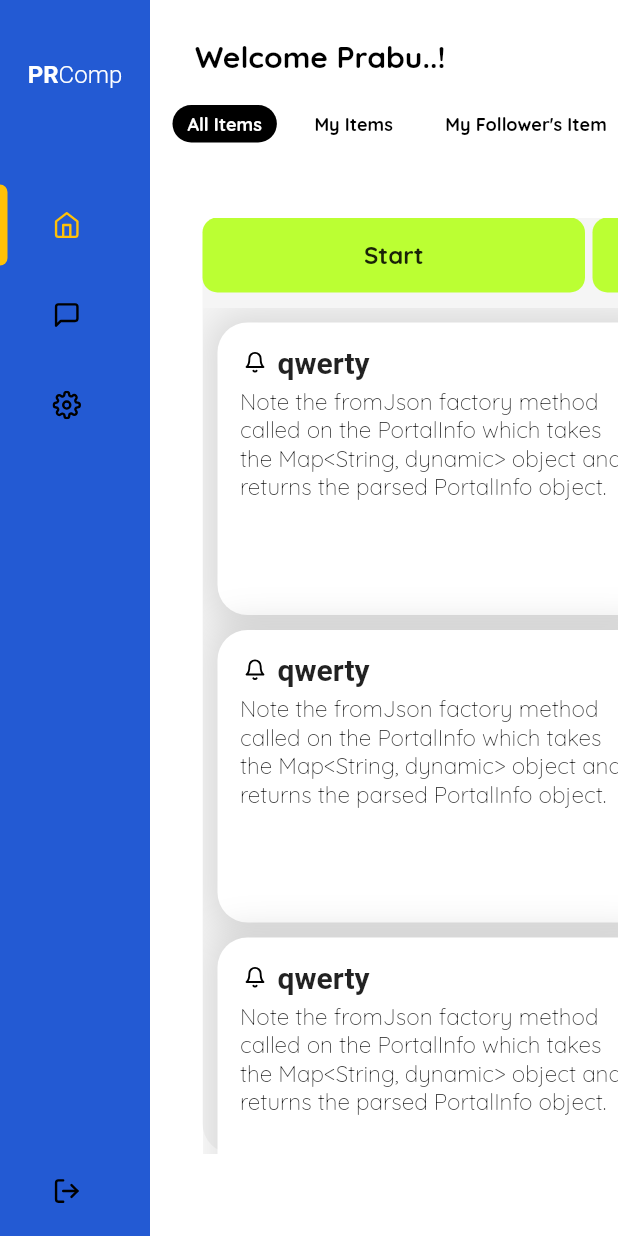
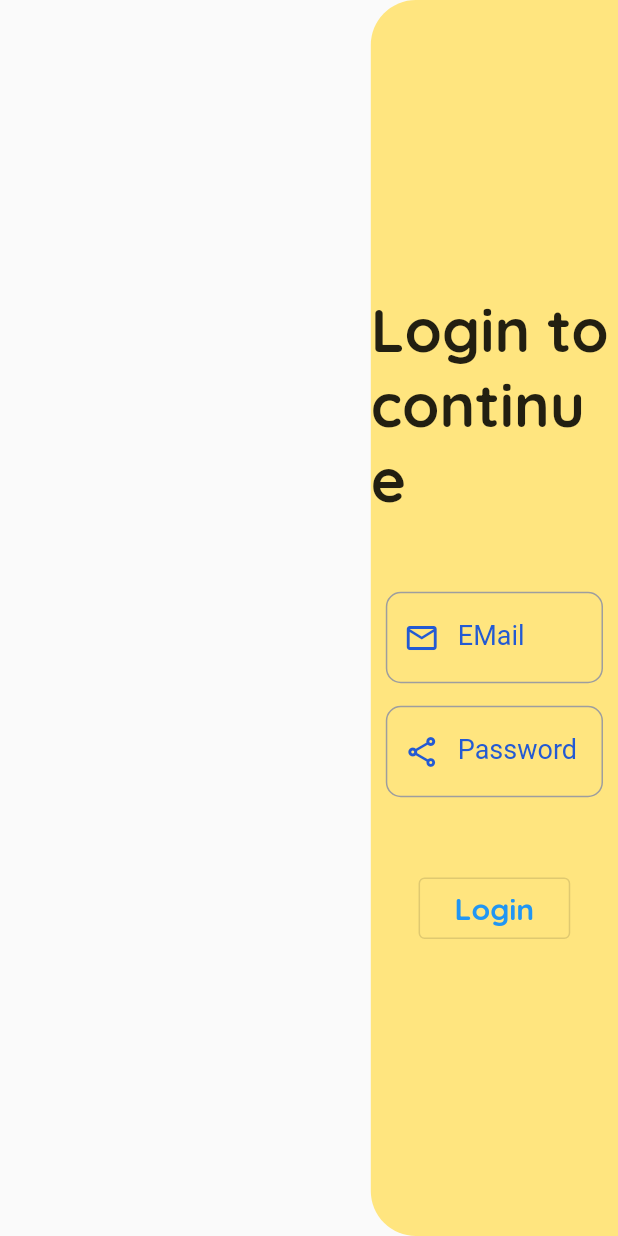
Before and after one commit to praburocking/flutterWebTraining, a Flutter app: the screen it shows after launch, on a phone screen of 412 x 824 dp. Run offline on Flutter 3.47's test engine with Material 2 defaults, Android fonts, the phone set to English and light mode, and no system bars; our stand-ins replace flutter_vector_icons, google_fonts, url_strategy; Roboto replaces fonts that are missing (Montserrat).

Commit message:
login page added

```diff
--- a/lib/Dashboard.dart
+++ b/lib/Dashboard.dart
@@ -28,9 +28,18 @@ class _DashBoardState extends State<DashBoard> {
     return Positioned(
         left: 100,
         child: Container(
+          color: Color(0xff235ad3),
           width: MediaQuery.of(context).size.width * 63,
           height: MediaQuery.of(context).size.height,
+          padding: EdgeInsets.zero,
+          child: Container(
+            width: MediaQuery.of(context).size.width * 63,
+            height: MediaQuery.of(context).size.height,
+            decoration: BoxDecoration(
                 color: Colors.white,
+                borderRadius: BorderRadius.only(
+                    topLeft: Radius.circular(30),
+                    bottomLeft: Radius.circular(30))),
             child: Column(
               crossAxisAlignment: CrossAxisAlignment.start,
               children: [
@@ -52,6 +61,7 @@ class _DashBoardState extends State<DashBoard> {
                 CardsScreen()
               ],
             ),
+          ),
         ));
   }
 }
--- a/lib/main.dart
+++ b/lib/main.dart
@@ -1,6 +1,7 @@
 import 'package:flutter/material.dart';
 import 'package:myapp/Dashboard.dart';
 import 'package:myapp/NavBar.dart';
+import 'package:myapp/welcome/welcome.dart';
 import 'package:url_strategy/url_strategy.dart';
 
 void main() {
@@ -8,8 +9,13 @@ void main() {
   runApp(MaterialApp(home: MyApp()));
 }
 
-class MyApp extends StatelessWidget {
-  // This widget is the root of your application.
+class MyApp extends StatefulWidget {
+  @override
+  _MyAppState createState() => _MyAppState();
+}
+
+class _MyAppState extends State<MyApp> {
+  bool isLoggedIn = false;
   @override
   Widget build(BuildContext context) {
     return Scaffold(
@@ -17,153 +23,19 @@ class MyApp extends StatelessWidget {
         height: MediaQuery.of(context).size.height,
         width: MediaQuery.of(context).size.width,
         child: Stack(
-          children: [NavBar(), DashBoard()],
+          children: isLoggedIn
+              ? [NavBar(), DashBoard()]
+              : [
+                  WelcomePage(
+                    loginAction: () {
+                      setState(() {
+                        isLoggedIn = true;
+                      });
+                    },
+                  )
+                ],
         ),
       ),
     );
   }
 }
-
-// class MyHomePage extends StatefulWidget {
-//   MyHomePage({Key key, this.title}) : super(key: key);
-
-//   final String title;
-
-//   @override
-//   _MyHomePageStatew createState() => _MyHomePageStatew();
-// }
-
-// class _MyHomePageStatew extends State<MyHomePage> {
-//   int _counter = 40;
-
-//   void _incrementCounter() {
-//     _counter--;
-//     setState(() {
-//       // This call to setState tells the Flutter framework that something has
-//       // changed in this State, which causes it to rerun the build method below
-//       // so that the display can reflect the updated values. If we changed
-//       // _counter without calling setState(), then the build method would not be
-//       // called again, and so nothing would appear to happen.
-//     });
-//   }
-
-//   @override
-//   Widget build(BuildContext context) {
-//     // This method is rerun every time setState is called, for instance as done
-//     // by the _incrementCounter method above.
-//     //
-//     // The Flutter framework has been optimized to make rerunning build methods
-//     // fast, so that you can just rebuild anything that needs updating rather
-//     // than having to individually change instances of widgets.
-//     return Scaffold(
-//       appBar: AppBar(
-//         // Here we take the value from the MyHomePage object that was created by
-//         // the App.build method, and use it to set our appbar title.
-//         title: Text(widget.title),
-//       ),
-//       body: Center(
-//         // Center is a layout widget. It takes a single child and positions it
-//         // in the middle of the parent.
-//         child: Column(
-//           // Column is also a layout widget. It takes a list of children and
-//           // arranges them vertically. By default, it sizes itself to fit its
-//           // children horizontally, and tries to be as tall as its parent.
-//           //
-//           // Invoke "debug painting" (press "p" in the console, choose the
-//           // "Toggle Debug Paint" action from the Flutter Inspector in Android
-//           // Studio, or the "Toggle Debug Paint" command in Visual Studio Code)
-//           // to see the wireframe for each widget.
-//           //
-//           // Column has various properties to control how it sizes itself and
-//           // how it positions its children. Here we use mainAxisAlignment to
-//           // center the children vertically; the main axis here is the vertical
-//           // axis because Columns are vertical (the cross axis would be
-//           // horizontal).
-//           mainAxisAlignment: MainAxisAlignment.center,
-//           children: <Widget>[
-//             Text(
-//               'You have pushed the button this many times:',
-//             ),
-//             Text(
-//               '$_counter',
-//               style: Theme.of(context).textTheme.headline4,
-//             ),
-//           ],
-//         ),
-//       ),
-//       floatingActionButton: FloatingActionButton(
-//         onPressed: _incrementCounter,
-//         tooltip: 'Increment',
-//         child: Icon(Icons.add),
-//       ), // This trailing comma makes auto-formatting nicer for build methods.
-//     );
-//   }
-// }
-
-// class NewWidget extends StatefulWidget {
-//   final String name;
-//   NewWidget({Key key, this.name}) : super(key: key);
-
-//   @override
-//   _NewWidget createState() => _NewWidget();
-// }
-
-// class _NewWidget extends State<NewWidget> {
-//   @override
-//   Widget build(BuildContext build) {
-//     return (Scaffold(
-//         body: Container(
-//             child: Column(
-//       mainAxisAlignment: MainAxisAlignment.start,
-//       crossAxisAlignment: CrossAxisAlignment.start,
-//       children: [
-//         Container(
-//           width: MediaQuery.of(context).size.width,
-//           height: 70,
-//           color: Color(0xffffcf2c),
-//           child: Row(
-//             mainAxisAlignment: MainAxisAlignment.spaceBetween,
-//             children: [
-//               Icon(Icons.apartment_sharp),
-//               Text("Rocking AppartMent", style: TextStyle(fontSize: 30)),
-//               IconButton(
-//                   icon: Icon(Icons.supervised_user_circle_rounded),
-//                   onPressed: null)
-//             ],
-//           ),
-//         ),
-//         Container(
-//           width: 75,
-//           height: MediaQuery.of(context).size.height - 70,
-//           color: Color(0xff93c73e),
-//           // decoration: BoxDecoration(
-//           //     borderRadius: BorderRadius.only(
-//           //         topRight: Radius.circular(30),
-//           //         bottomRight: Radius.circular(30))),
-//           child: Column(
-//             children: [
-//               Container(
-//                   padding: EdgeInsets.only(top: 25, bottom: 25),
-//                   child: IconButton(
-//                       icon: Icon(Icons.analytics_sharp, size: 50),
-//                       onPressed: null)),
-//               Container(
-//                   padding: EdgeInsets.only(top: 25, bottom: 25),
-//                   child: IconButton(
-//                       icon: Icon(Icons.business_center, size: 50),
-//                       onPressed: null)),
-//               Container(
-//                   padding: EdgeInsets.only(top: 25, bottom: 25),
-//                   child: IconButton(
-//                       icon: Icon(Icons.library_books, size: 50),
-//                       onPressed: null)),
-//             ],
-//             mainAxisAlignment: MainAxisAlignment.start,
-//             crossAxisAlignment: CrossAxisAlignment.start,
-//           ),
-//         ),
-//         Container(color: Color(49))
-//       ],
-//     ))));
-//   }
-// }
--- /dev/null
+++ b/lib/utilWidgets/textForm.dart
@@ -0,0 +1,64 @@
+import 'package:flutter/cupertino.dart';
+import 'package:flutter/material.dart';
+
+class TextForm extends StatefulWidget {
+  final Function validator;
+  final String label;
+  final Icon icon;
+  final Color color;
+  final String type;
+  TextForm({this.validator, this.label, this.icon, this.color, this.type});
+
+  @override
+  _TextFormState createState() => _TextFormState();
+  TextEditingController emailController = TextEditingController();
+  TextFormField emailField = TextFormField();
+}
+
+class _TextFormState extends State<TextForm> {
+  @override
+  void dispose() {
+    // Clean up the controller when the widget is disposed.
+    widget.emailController.dispose();
+    super.dispose();
+  }
+
+  @override
+  Widget build(BuildContext context) {
+    TextStyle style = TextStyle(
+        fontFamily: 'Montserrat', fontSize: 18.0, color: widget.color);
+    widget.emailField = TextFormField(
+      obscureText: (widget.type == "password") ? true : false,
+      style: style,
+      controller: widget.emailController,
+      validator: (value) {
+        widget.validator(value);
+      },
+      keyboardType: TextInputType.emailAddress,
+      decoration: InputDecoration(
+        labelText: widget.label,
+        labelStyle: TextStyle(color: widget.color),
+        enabledBorder: OutlineInputBorder(
+          borderRadius: BorderRadius.all(Radius.circular(10.0)),
+          borderSide: BorderSide(color: Colors.grey),
+        ),
+        focusedBorder: OutlineInputBorder(
+          borderRadius: BorderRadius.all(Radius.circular(10.0)),
+          borderSide: BorderSide(color: Colors.blue),
+        ),
+        errorBorder: OutlineInputBorder(
+          borderRadius: BorderRadius.all(Radius.circular(10.0)),
+          borderSide: BorderSide(color: Colors.redAccent),
+        ),
+        focusedErrorBorder: OutlineInputBorder(
+          borderRadius: BorderRadius.all(Radius.circular(10.0)),
+          borderSide: BorderSide(color: Colors.redAccent),
+        ),
+        prefixIcon: widget.icon,
+      ),
+    );
+    return Container(
+      child: widget.emailField,
+    );
+  }
+}
--- /dev/null
+++ b/lib/welcome/login.dart
@@ -0,0 +1,90 @@
+import 'package:flutter/material.dart';
+import 'package:google_fonts/google_fonts.dart';
+import 'package:myapp/utilWidgets/textForm.dart';
+
+class Login extends StatefulWidget {
+  final Function loginAction;
+  Login({this.loginAction});
+  @override
+  _LoginState createState() => _LoginState();
+}
+
+class _LoginState extends State<Login> {
+  bool isOpen = true;
+  @override
+  Widget build(BuildContext context) {
+    return Positioned(
+      left: isOpen
+          ? MediaQuery.of(context).size.width * 0.60
+          : MediaQuery.of(context).size.width - 200,
+      width: isOpen ? MediaQuery.of(context).size.width * 0.40 : 200,
+      height: MediaQuery.of(context).size.height,
+      child: AnimatedContainer(
+        duration: Duration(milliseconds: 500),
+        height: MediaQuery.of(context).size.height,
+        width: isOpen ? MediaQuery.of(context).size.width * 0.40 : 200,
+        alignment: Alignment.center,
+        decoration: BoxDecoration(
+            color: Colors.amberAccent[100],
+            borderRadius: BorderRadius.only(
+                topLeft: Radius.circular(30), bottomLeft: Radius.circular(30))),
+        child: Column(
+          mainAxisAlignment: MainAxisAlignment.center,
+          crossAxisAlignment: CrossAxisAlignment.center,
+          children: [
+            Text("Login to continue",
+                style: GoogleFonts.quicksand(
+                    fontWeight: FontWeight.bold, fontSize: 40)),
+            SizedBox(
+              height: 40,
+            ),
+            Container(
+              padding: EdgeInsets.all(10),
+              width: 500,
+              child: Column(
+                children: [
+                  TextForm(
+                    label: 'EMail',
+                    validator: () {},
+                    icon: Icon(
+                      Icons.email_outlined,
+                      color: Color(0xff235ad3),
+                    ),
+                    color: Color(0xff235ad3),
+                  ),
+                  SizedBox(
+                    height: 15,
+                  ),
+                  TextForm(
+                    label: 'Password',
+                    validator: () {},
+                    icon: Icon(
+                      Icons.share_outlined,
+                      color: Color(0xff235ad3),
+                    ),
+                    color: Color(0xff235ad3),
+                    type: "password",
+                  ),
+                ],
+              ),
+            ),
+            SizedBox(
+              height: 40,
+            ),
+            OutlinedButton(
+                style: ButtonStyle(),
+                onPressed: () {
+                  widget.loginAction();
+                },
+                child: Padding(
+                  padding: const EdgeInsets.all(8.0),
+                  child: Text("Login",
+                      style: GoogleFonts.quicksand(
+                          fontWeight: FontWeight.bold, fontSize: 20)),
+                ))
+          ],
+        ),
+      ),
+    );
+  }
+}
--- /dev/null
+++ b/lib/welcome/welcome.dart
@@ -0,0 +1,30 @@
+import 'package:flutter/material.dart';
+import 'package:myapp/Dashboard.dart';
+import 'package:myapp/welcome/login.dart';
+
+class WelcomePage extends StatefulWidget {
+  final Function loginAction;
+  WelcomePage({this.loginAction});
+  @override
+  _WelcomePageState createState() => _WelcomePageState();
+}
+
+class _WelcomePageState extends State<WelcomePage> {
+  @override
+  Widget build(BuildContext context) {
+    return Container(
+      width: MediaQuery.of(context).size.width,
+      height: MediaQuery.of(context).size.height,
+      decoration: BoxDecoration(
+          // color: Colors.blueGrey
+          ),
+      child: Stack(
+        children: [
+          Login(
+            loginAction: widget.loginAction,
+          )
+        ],
+      ),
+    );
+  }
+}
```
Lines whose indentation alone changed are shown as unchanged.
